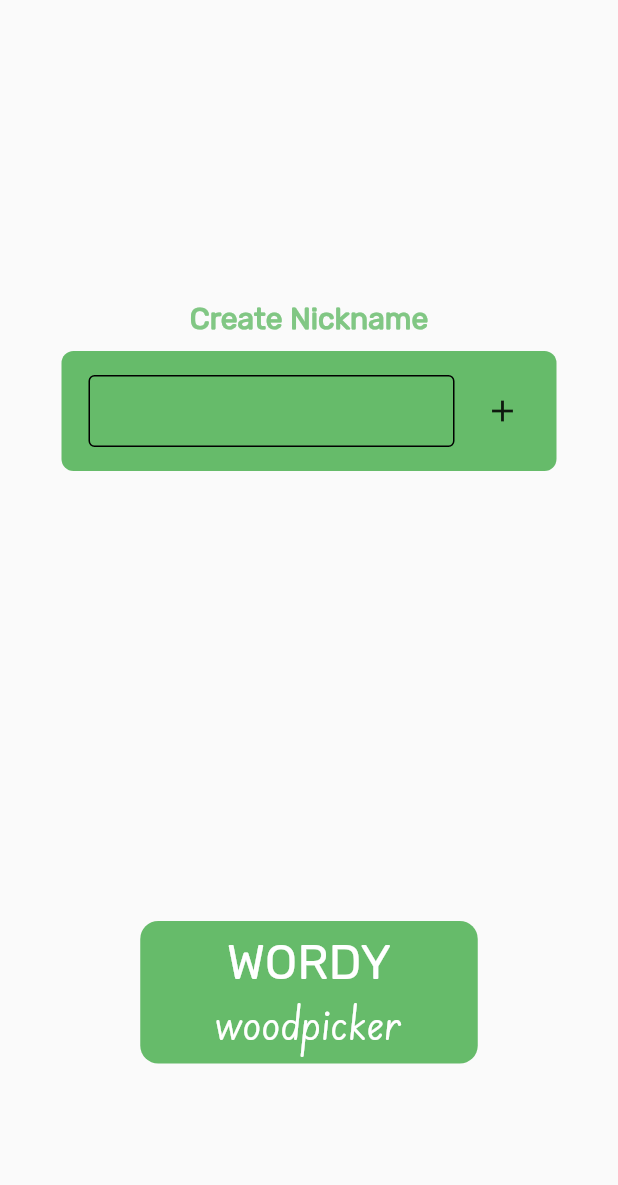
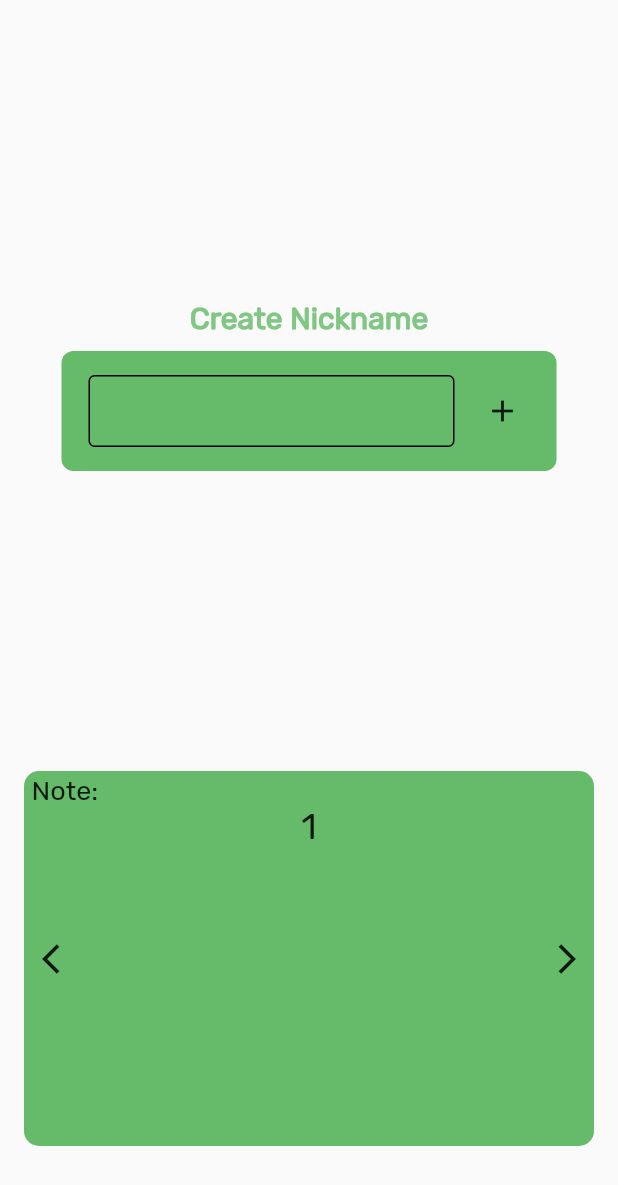
Before and after one commit to japoy143/capstone1, a Flutter app: the screen it shows after launch, on a phone screen of 412 x 824 dp. Shown: the top 1185 px of the screen. Run offline on Flutter 3.47's test engine with Material 2 defaults, Android fonts, the phone set to English and light mode, and no system bars; our stand-ins replace audioplayers, flutter_spinkit, get.

Commit message:
eight commit resume

```diff
--- a/lib/gamePages/GameCategory.dart
+++ b/lib/gamePages/GameCategory.dart
@@ -97,6 +97,28 @@ class _GameCategoryState extends State<GameCategory> {
                   ),
                 ),
               ),
+              SizedBox(
+                height: 20.0,
+              ),
+              GestureDetector(
+                onTap: () => Navigator.of(context).pop(),
+                child: Container(
+                  height: 100,
+                  width: 200,
+                  decoration: BoxDecoration(
+                      color: Colors.green[400],
+                      borderRadius: BorderRadius.circular(8.0)),
+                  child: Center(
+                    child: Text(
+                      'Exit',
+                      style: TextStyle(
+                          fontSize: 23.0,
+                          fontFamily: 'Anton',
+                          color: Colors.redAccent),
+                    ),
+                  ),
+                ),
+              ),
             ],
           ),
         ),
--- a/lib/gamePages/gameOne/gameUtils/gameTimer.dart
+++ b/lib/gamePages/gameOne/gameUtils/gameTimer.dart
@@ -4,14 +4,14 @@ import 'package:get/get.dart';
 
 class TimerController {
   Timer? timer;
-  int remainingSeconds = 1;
-  final time = '03.45'.obs;
+  int remainingSeconds = 0;
+  final time = '03.44'.obs;
 
   startTimer(int seconds) {
     const duration = Duration(seconds: 1);
     remainingSeconds = seconds;
     timer = Timer.periodic(duration, (Timer timer) {
-      if (remainingSeconds == 0) {
+      if (remainingSeconds == -1) {
         timer.cancel();
       } else {
         int minutes = remainingSeconds ~/ 60;
--- a/lib/gamePages/gameOne/gameUtils/gameUI.dart
+++ b/lib/gamePages/gameOne/gameUtils/gameUI.dart
@@ -39,7 +39,7 @@ class _MygameUIState extends State<MygameUI> {
     letters.shuffle();
 
     _startMinusLetter();
-    _timerform.startTimer(225);
+    _timerform.startTimer(224);
   }
 
   void onTapLetter(String letter) {
@@ -78,7 +78,7 @@ class _MygameUIState extends State<MygameUI> {
   void dispose() {
     super.dispose();
     userInputController.dispose();
-    _timerform.timer?.cancel();
+    _timerform.startTimer(0);
     _newtimer.cancel();
   }
 
--- a/lib/pages/addusername.dart
+++ b/lib/pages/addusername.dart
@@ -1,8 +1,10 @@
+import 'package:capstoneapp1/pages/addusernameUtils.dart';
 import 'package:capstoneapp1/pages/menuPage.dart';
 import 'package:flutter/material.dart';
 
 class AddUsername extends StatelessWidget {
-  const AddUsername({Key? key});
+  AddUsername({Key? key});
+  Note _note = Note();
 
   @override
   Widget build(BuildContext context) {
@@ -68,39 +70,9 @@ class AddUsername extends StatelessWidget {
             ),
           ),
           const SizedBox(
-            height: 300.0,
+            height: 200.0,
           ),
-          Container(
-            height: 95,
-            width: 225,
-            decoration: BoxDecoration(
-              color: Theme.of(context).primaryColor,
-              borderRadius: BorderRadius.circular(12.0),
-            ),
-            child: const Column(
-              mainAxisAlignment: MainAxisAlignment.center,
-              children: <Widget>[
-                Center(
-                  child: Text(
-                    'WORDY',
-                    style: TextStyle(
-                        color: Colors.white,
-                        fontFamily: 'Rubik',
-                        fontSize: 32.0),
-                  ),
-                ),
-                Center(
-                  child: Text(
-                    'woodpicker',
-                    style: TextStyle(
-                        color: Colors.white,
-                        fontFamily: 'Edusa',
-                        fontSize: 32.0),
-                  ),
-                ),
-              ],
-            ),
-          ),
+          Note(),
         ],
       ),
     );
--- /dev/null
+++ b/lib/pages/addusernameUtils.dart
@@ -0,0 +1,103 @@
+import 'package:flutter/material.dart';
+
+class Note extends StatefulWidget {
+  @override
+  _NoteState createState() => _NoteState();
+}
+
+class _NoteState extends State<Note> {
+  int nextPage = 0;
+
+  Visibility myNote(bool visibility, String note) {
+    return Visibility(
+      visible: visibility,
+      child: Container(
+        height: 250,
+        width: 380,
+        decoration: BoxDecoration(
+          borderRadius: BorderRadius.circular(10.0),
+          color: Colors.green[400],
+        ),
+        child: Column(
+          children: <Widget>[
+            SizedBox(
+              height: 2.0,
+            ),
+            Row(
+              mainAxisAlignment: MainAxisAlignment.start,
+              children: [
+                SizedBox(
+                  width: 5.0,
+                ),
+                Text(
+                  'Note:',
+                  style: TextStyle(
+                    fontFamily: 'Rubik',
+                    fontSize: 18,
+                    fontWeight: FontWeight.w300,
+                  ),
+                ),
+              ],
+            ),
+            Row(
+              mainAxisAlignment: MainAxisAlignment.center,
+              children: [
+                Text(
+                  note,
+                  style: TextStyle(
+                    fontFamily: 'Rubik',
+                    fontSize: 24,
+                  ),
+                ),
+              ],
+            ),
+            SizedBox(
+              height: 50,
+            ),
+            Row(
+              mainAxisAlignment: MainAxisAlignment.spaceBetween,
+              children: <Widget>[
+                IconButton(
+                  onPressed: () {
+                    setState(() {
+                      if (nextPage > 0) {
+                        nextPage--;
+                      }
+                    });
+                  },
+                  icon: Icon(Icons.arrow_back_ios),
+                ),
+                IconButton(
+                  onPressed: () {
+                    setState(() {
+                      if (nextPage < 3) {
+                        nextPage++;
+                      }
+                    });
+                  },
+                  icon: Transform(
+                    alignment: Alignment.center,
+                    transform: Matrix4.rotationY(3.14159),
+                    child: Icon(Icons.arrow_back_ios),
+                  ),
+                ),
+              ],
+            ),
+          ],
+        ),
+      ),
+    );
+  }
+
+  @override
+  Widget build(BuildContext context) {
+    return Stack(
+      children: [
+        myNote(nextPage == 0, '1'),
+        myNote(nextPage == 1, '2'),
+        myNote(nextPage == 2, '3'),
+        myNote(nextPage == 3, '4'),
+      ],
+    );
+  }
+}
```
